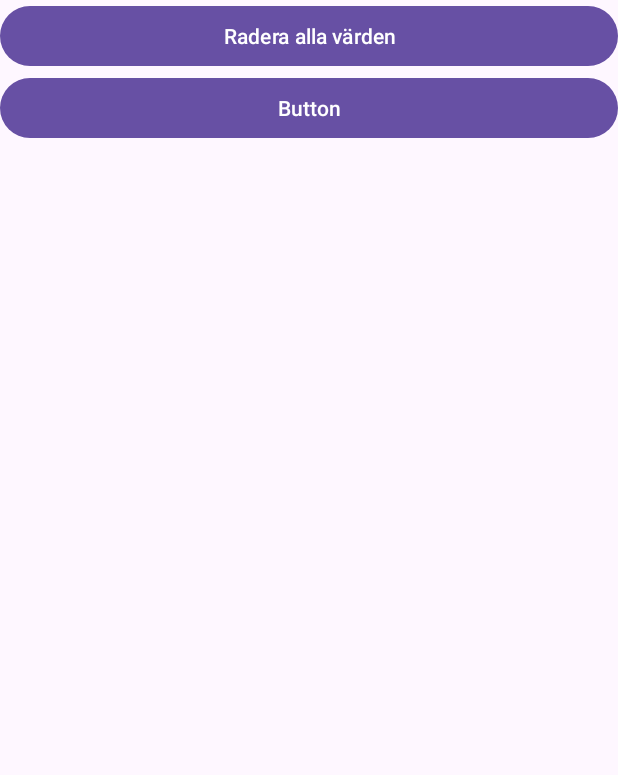
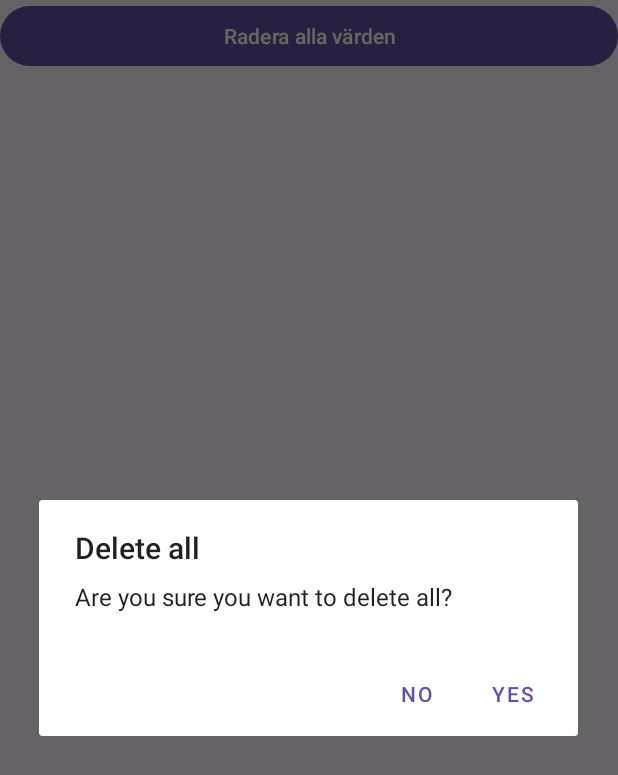
Before and after one commit to falufriSebastianLiljedal/Yournal, an Android app: the fragment SettingsFragment shown on its own in the app's theme, after a tap on "Radera alla värden", on a phone screen of 412 x 824 dp. Shown: the top 775 px of the screen. Run offline under Robolectric (Android 15) with nearby library versions, the phone set to English and light mode, and no system bars; network calls fail.

```diff
--- a/app/src/main/java/com/example/yournal/SettingsFragment.kt
+++ b/app/src/main/java/com/example/yournal/SettingsFragment.kt
@@ -1,5 +1,6 @@
 package com.example.yournal
 
+import android.app.AlertDialog
 import android.os.Bundle
 import androidx.fragment.app.Fragment
 import android.view.LayoutInflater
@@ -23,7 +24,18 @@ class SettingsFragment : Fragment() {
         val view = binding.root
 
         binding.btnDeleteAll.setOnClickListener {
-            TripManager.deleteAll(requireContext())
+            AlertDialog.Builder(requireContext())
+                .setTitle("Delete all")
+                .setMessage("Are you sure you want to delete all?")
+                .setPositiveButton("Yes") { dialog, _ ->
+                    TripManager.deleteAll(requireContext())
+                    dialog.dismiss() // Close the dialog
+                }
+                .setNegativeButton("No") { dialog, _ ->
+                    dialog.dismiss() // Close the dialog
+                }
+                .show()
+
         }
         // Inflate the layout for this fragment
         return view
--- a/app/src/main/res/layout/fragment_settings.xml
+++ b/app/src/main/res/layout/fragment_settings.xml
@@ -19,13 +19,5 @@
             app:layout_constraintStart_toStartOf="parent"
             app:layout_constraintTop_toTopOf="parent" />
 
-        <Button
-            android:id="@+id/button5"
-            android:layout_width="0dp"
-            android:layout_height="wrap_content"
-            android:text="Button"
-            app:layout_constraintEnd_toEndOf="parent"
-            app:layout_constraintStart_toStartOf="parent"
-            app:layout_constraintTop_toBottomOf="@+id/btnDeleteAll" />
     </androidx.constraintlayout.widget.ConstraintLayout>
 </FrameLayout>
```
Also changed, not shown: app/src/main/java/com/example/yournal/AddTripFragment.kt (+19 -3 lines), app/src/main/java/com/example/yournal/TripListFragment.kt (+7 -5 lines), app/src/main/java/com/example/yournal/TripManager.kt (+93 -4 lines), app/src/main/res/layout/fragment_add_trip.xml (+0 -15 lines).
